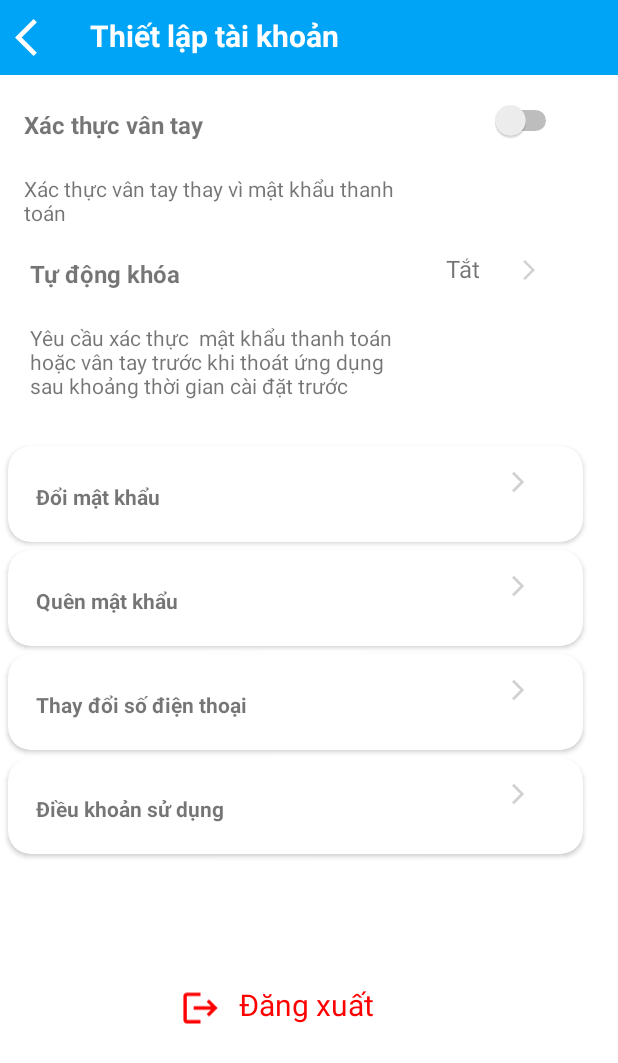
After one commit to giakinh0823/fpay_android, an Android app: the AccountSettingActivity screen opened directly, with no data from a screen before it, on a phone screen of 412 x 824 dp. The commit adds this screen. Shown: the top 1063 px of the screen. Run offline under Robolectric (Android 15) with nearby library versions, the phone set to English and light mode, and no system bars.

Commit message:
updateAccountSettingActivity

```diff
--- /dev/null
+++ b/app/src/main/java/fpt/edu/pay/activity/AccountSettingActivity.java
@@ -0,0 +1,37 @@
+package fpt.edu.pay.activity;
+
+import androidx.appcompat.app.AppCompatActivity;
+import androidx.recyclerview.widget.LinearLayoutManager;
+import androidx.recyclerview.widget.RecyclerView;
+
+import android.os.Bundle;
+
+import java.util.ArrayList;
+import java.util.List;
+
+import fpt.edu.pay.R;
+import fpt.edu.pay.adepter.SettingAdapter;
+import fpt.edu.pay.model.Setting;
+
+public class AccountSettingActivity extends AppCompatActivity {
+
+    @Override
+    protected void onCreate(Bundle savedInstanceState) {
+        super.onCreate(savedInstanceState);
+        setContentView(R.layout.activity_account_setting);
+        List<Setting> list = new ArrayList<>();
+        Setting c1 = new Setting("Đổi mật khẩu", R.drawable.baseline_arrow_forward_ios_24);
+        Setting c2 = new Setting("Quên mật khẩu", R.drawable.baseline_arrow_forward_ios_24);
+        Setting c3 = new Setting("Thay đổi số điện thoại", R.drawable.baseline_arrow_forward_ios_24);
+        Setting c4 = new Setting("Điều khoản sử dụng",R.drawable.baseline_arrow_forward_ios_24);
+        list.add(c1);
+        list.add(c2);
+        list.add(c3);
+        list.add(c4);
+
+        RecyclerView rec = findViewById(R.id.rec_chapters);
+        SettingAdapter adapter = new SettingAdapter(list);
+        rec.setLayoutManager(new LinearLayoutManager(this));
+        rec.setAdapter(adapter);
+    }
+}
--- /dev/null
+++ b/app/src/main/java/fpt/edu/pay/adepter/SettingAdapter.java
@@ -0,0 +1,57 @@
+package fpt.edu.pay.adepter;
+
+import android.view.LayoutInflater;
+import android.view.View;
+import android.view.ViewGroup;
+import android.widget.ImageView;
+import android.widget.TextView;
+
+import androidx.annotation.NonNull;
+import androidx.recyclerview.widget.RecyclerView;
+
+import java.util.List;
+
+import fpt.edu.pay.R;
+import fpt.edu.pay.model.Setting;
+
+public class SettingAdapter  extends RecyclerView.Adapter<SettingAdapter.SettingHolder>{
+    List<Setting> settings;
+    public SettingAdapter (List<Setting> li) {
+        this.settings = li;
+    }
+
+    @NonNull
+    @Override
+    public SettingHolder onCreateViewHolder(@NonNull ViewGroup parent, int viewType) {
+        View v = LayoutInflater.from(parent.getContext()).inflate(R.layout.my_setting, parent, false);
+        return new SettingHolder(v);
+    }
+
+    @Override
+    public void onBindViewHolder(@NonNull SettingHolder holder, int position) {
+        holder.img.setBackgroundResource(settings.get(position).getImg());
+        holder.tv_title.setText(settings.get(position).getTitle());
+    }
+
+    @Override
+    public int getItemCount() {
+        return settings.size();
+    }
+
+    class SettingHolder extends RecyclerView.ViewHolder {
+        ImageView img;
+        TextView tv_title;
+        public SettingHolder(@NonNull View itemView) {
+            super(itemView);
+            img = itemView.findViewById(R.id.imv_img);
+            tv_title = itemView.findViewById(R.id.tv_setting);
+            itemView.setOnClickListener(new View.OnClickListener() {
+                @Override
+                public void onClick(View view) {
+                    int pos = getAdapterPosition();
+                }
+            });
+
+        }
+    }
+}
--- /dev/null
+++ b/app/src/main/java/fpt/edu/pay/model/Setting.java
@@ -0,0 +1,30 @@
+package fpt.edu.pay.model;
+
+public class Setting {
+    private String title;
+    private int img;
+
+    public String getTitle() {
+        return title;
+    }
+
+    public void setTitle(String title) {
+        this.title = title;
+    }
+
+    public int getImg() {
+        return img;
+    }
+
+    public void setImg(int img) {
+        this.img = img;
+    }
+
+    public Setting(String title, int img) {
+        this.title = title;
+        this.img = img;
+    }
+
+    public Setting() {
+    }
+}
--- /dev/null
+++ b/app/src/main/res/drawable/baseline_arrow_back_ios_24.xml
@@ -0,0 +1,5 @@
+<vector android:autoMirrored="true" android:height="24dp"
+    android:tint="#FFFFFF" android:viewportHeight="24"
+    android:viewportWidth="24" android:width="24dp" xmlns:android="http://schemas.android.com/apk/res/android">
+    <path android:fillColor="@android:color/white" android:pathData="M11.67,3.87L9.9,2.1 0,12l9.9,9.9 1.77,-1.77L3.54,12z"/>
+</vector>
--- /dev/null
+++ b/app/src/main/res/drawable/baseline_arrow_forward_ios_24.xml
@@ -0,0 +1,5 @@
+<vector android:autoMirrored="true" android:height="16dp"
+    android:tint="#D1D1D1" android:viewportHeight="24"
+    android:viewportWidth="24" android:width="16dp" xmlns:android="http://schemas.android.com/apk/res/android">
+    <path android:fillColor="@android:color/white" android:pathData="M6.23,20.23l1.77,1.77l10,-10l-10,-10l-1.77,1.77l8.23,8.23z"/>
+</vector>
--- /dev/null
+++ b/app/src/main/res/drawable/baseline_logout_24.xml
@@ -0,0 +1,5 @@
+<vector android:autoMirrored="true" android:height="24dp"
+    android:tint="#FF0000" android:viewportHeight="24"
+    android:viewportWidth="24" android:width="24dp" xmlns:android="http://schemas.android.com/apk/res/android">
+    <path android:fillColor="@android:color/white" android:pathData="M17,7l-1.41,1.41L18.17,11H8v2h10.17l-2.58,2.58L17,17l5,-5zM4,5h8V3H4c-1.1,0 -2,0.9 -2,2v14c0,1.1 0.9,2 2,2h8v-2H4V5z"/>
+</vector>
--- /dev/null
+++ b/app/src/main/res/layout/activity_account_setting.xml
@@ -0,0 +1,119 @@
+<?xml version="1.0" encoding="utf-8"?>
+<androidx.constraintlayout.widget.ConstraintLayout xmlns:android="http://schemas.android.com/apk/res/android"
+    xmlns:app="http://schemas.android.com/apk/res-auto"
+    xmlns:tools="http://schemas.android.com/tools"
+    android:layout_width="match_parent"
+    android:layout_height="match_parent"
+    android:background="#FFFFFF"
+    tools:context=".activity.AccountSettingActivity">
+
+    <TextView
+        android:id="@+id/textView9"
+        android:layout_width="252dp"
+        android:layout_height="56dp"
+        android:layout_marginStart="20dp"
+        android:layout_marginTop="12dp"
+        android:text="Yêu cầu xác thực  mật khẩu thanh toán hoặc vân tay trước khi thoát ứng dụng sau khoảng thời gian cài đặt trước"
+        app:layout_constraintStart_toStartOf="parent"
+        app:layout_constraintTop_toBottomOf="@+id/textView7" />
+
+    <TextView
+        android:id="@+id/textView7"
+        android:layout_width="245dp"
+        android:layout_height="32dp"
+        android:layout_marginStart="20dp"
+        android:layout_marginTop="12dp"
+        android:text="Tự động khóa"
+        android:textSize="16sp"
+        android:textStyle="bold"
+        app:layout_constraintStart_toStartOf="parent"
+        app:layout_constraintTop_toBottomOf="@+id/textView2" />
+
+    <include layout="@layout/toolbar_activity_account_setting" />
+
+    <androidx.recyclerview.widget.RecyclerView
+        android:id="@+id/rec_chapters"
+        android:layout_width="394dp"
+        android:layout_height="324dp"
+        android:layout_marginTop="292dp"
+        android:background="@android:color/transparent"
+        app:layout_constraintEnd_toEndOf="parent"
+        app:layout_constraintHorizontal_bias="0.0"
+        app:layout_constraintStart_toStartOf="parent"
+        app:layout_constraintTop_toTopOf="parent" />
+
+    <TextView
+        android:id="@+id/textView"
+        android:layout_width="245dp"
+        android:layout_height="32dp"
+        android:layout_marginStart="16dp"
+        android:layout_marginTop="72dp"
+        android:text="Xác thực vân tay"
+        android:textSize="16sp"
+        android:textStyle="bold"
+        app:layout_constraintStart_toStartOf="parent"
+        app:layout_constraintTop_toTopOf="parent" />
+
+    <Switch
+        android:id="@+id/switch1"
+        android:layout_width="105dp"
+        android:layout_height="48dp"
+        android:layout_marginStart="8dp"
+        android:layout_marginTop="56dp"
+        app:layout_constraintStart_toEndOf="@+id/textView"
+        app:layout_constraintTop_toTopOf="parent" />
+
+    <TextView
+        android:id="@+id/textView2"
+        android:layout_width="252dp"
+        android:layout_height="43dp"
+        android:layout_marginStart="16dp"
+        android:layout_marginTop="12dp"
+        android:text="Xác thực vân tay thay vì mật khẩu thanh toán"
+        app:layout_constraintStart_toStartOf="parent"
+        app:layout_constraintTop_toBottomOf="@+id/switch1" />
+
+    <TextView
+        android:id="@+id/textView10"
+        android:layout_width="43dp"
+        android:layout_height="32dp"
+        android:layout_marginStart="32dp"
+        android:layout_marginTop="64dp"
+        android:text="Tắt"
+        android:textSize="16sp"
+        app:layout_constraintStart_toEndOf="@+id/textView7"
+        app:layout_constraintTop_toBottomOf="@+id/switch1" />
+
+    <ImageView
+        android:id="@+id/imageView"
+        android:layout_width="16dp"
+        android:layout_height="24dp"
+        android:layout_marginStart="4dp"
+        android:layout_marginTop="64dp"
+        app:layout_constraintStart_toEndOf="@+id/textView10"
+        app:layout_constraintTop_toBottomOf="@+id/switch1"
+        app:srcCompat="@drawable/baseline_arrow_forward_ios_24" />
+
+    <TextView
+        android:id="@+id/textView13"
+        android:layout_width="91dp"
+        android:layout_height="32dp"
+        android:layout_marginStart="12dp"
+        android:layout_marginTop="40dp"
+        android:text="Đăng xuất"
+        android:textColor="#FF0000"
+        android:textSize="20sp"
+        app:layout_constraintStart_toEndOf="@+id/imageView2"
+        app:layout_constraintTop_toBottomOf="@+id/rec_chapters" />
+
+    <ImageView
+        android:id="@+id/imageView2"
+        android:layout_width="27dp"
+        android:layout_height="32dp"
+        android:layout_marginStart="120dp"
+        android:layout_marginTop="40dp"
+        app:layout_constraintStart_toStartOf="parent"
+        app:layout_constraintTop_toBottomOf="@+id/rec_chapters"
+        app:srcCompat="@drawable/baseline_logout_24" />
+
+</androidx.constraintlayout.widget.ConstraintLayout>
--- /dev/null
+++ b/app/src/main/res/layout/my_setting.xml
@@ -0,0 +1,40 @@
+<?xml version="1.0" encoding="utf-8"?>
+<androidx.cardview.widget.CardView xmlns:android="http://schemas.android.com/apk/res/android"
+    xmlns:app="http://schemas.android.com/apk/res-auto"
+    xmlns:tools="http://schemas.android.com/tools"
+    android:layout_width="match_parent"
+    android:layout_height="wrap_content"
+    app:cardCornerRadius="15dp"
+    android:layout_marginTop="5dp"
+    android:layout_marginStart="5dp"
+    android:layout_marginEnd="5dp">
+
+    <androidx.constraintlayout.widget.ConstraintLayout
+        android:layout_width="389dp"
+        android:layout_height="64dp">
+
+        <TextView
+            android:id="@+id/tv_setting"
+            android:layout_width="145dp"
+            android:layout_height="27dp"
+            android:layout_marginTop="24dp"
+            android:layout_marginEnd="168dp"
+            android:text="TextView"
+            android:textStyle="bold"
+            app:layout_constraintEnd_toStartOf="@+id/imv_img"
+            app:layout_constraintTop_toTopOf="parent" />
+
+        <ImageView
+            android:id="@+id/imv_img"
+            android:layout_width="16dp"
+            android:layout_height="16dp"
+            android:layout_marginStart="332dp"
+            android:layout_marginTop="16dp"
+            android:src="@drawable/baseline_arrow_forward_ios_24"
+            app:layout_constraintStart_toStartOf="parent"
+            app:layout_constraintTop_toTopOf="parent" />
+
+    </androidx.constraintlayout.widget.ConstraintLayout>
+
+
+</androidx.cardview.widget.CardView>
--- /dev/null
+++ b/app/src/main/res/layout/toolbar_activity_account_setting.xml
@@ -0,0 +1,35 @@
+<?xml version="1.0" encoding="utf-8"?>
+<RelativeLayout xmlns:android="http://schemas.android.com/apk/res/android"
+    android:orientation="vertical"
+    android:layout_width="match_parent"
+    android:layout_height="wrap_content">
+
+    <LinearLayout
+        android:layout_width="match_parent"
+        android:layout_height="wrap_content"
+        android:background="#00A4F6"
+        android:orientation="horizontal"
+        android:padding="10dp">
+
+
+        <ImageView
+            android:layout_width="30dp"
+            android:layout_height="30dp"
+            android:layout_alignParentLeft="true"
+            android:src="@drawable/baseline_arrow_back_ios_24"
+
+            />
+
+        <TextView
+            android:layout_width="wrap_content"
+            android:layout_height="wrap_content"
+            android:layout_weight="1"
+            android:paddingLeft="20dp"
+            android:text="Thiết lập tài khoản"
+            android:textColor="@android:color/white"
+            android:textSize="20dp"
+            android:textStyle="bold" />
+
+    </LinearLayout>
+
+</RelativeLayout>
--- a/app/src/main/res/values/colors.xml
+++ b/app/src/main/res/values/colors.xml
@@ -11,4 +11,5 @@
     <color name="purple_700">#FF3700B3</color>
     <color name="teal_200">#FF03DAC5</color>
     <color name="teal_700">#FF018786</color>
+    <color name="toolbar_color">#00a4f6</color>
 </resources>
```
Also changed, not shown: app/src/main/AndroidManifest.xml (+9 -0 lines).
